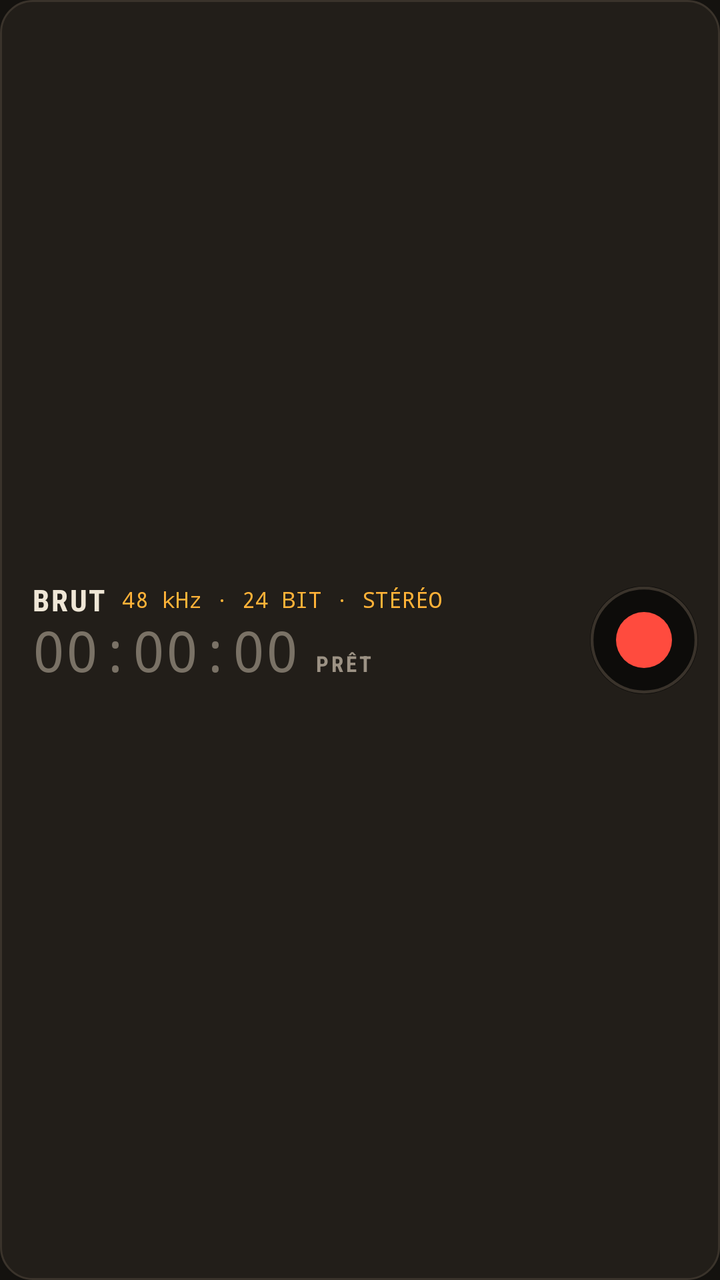
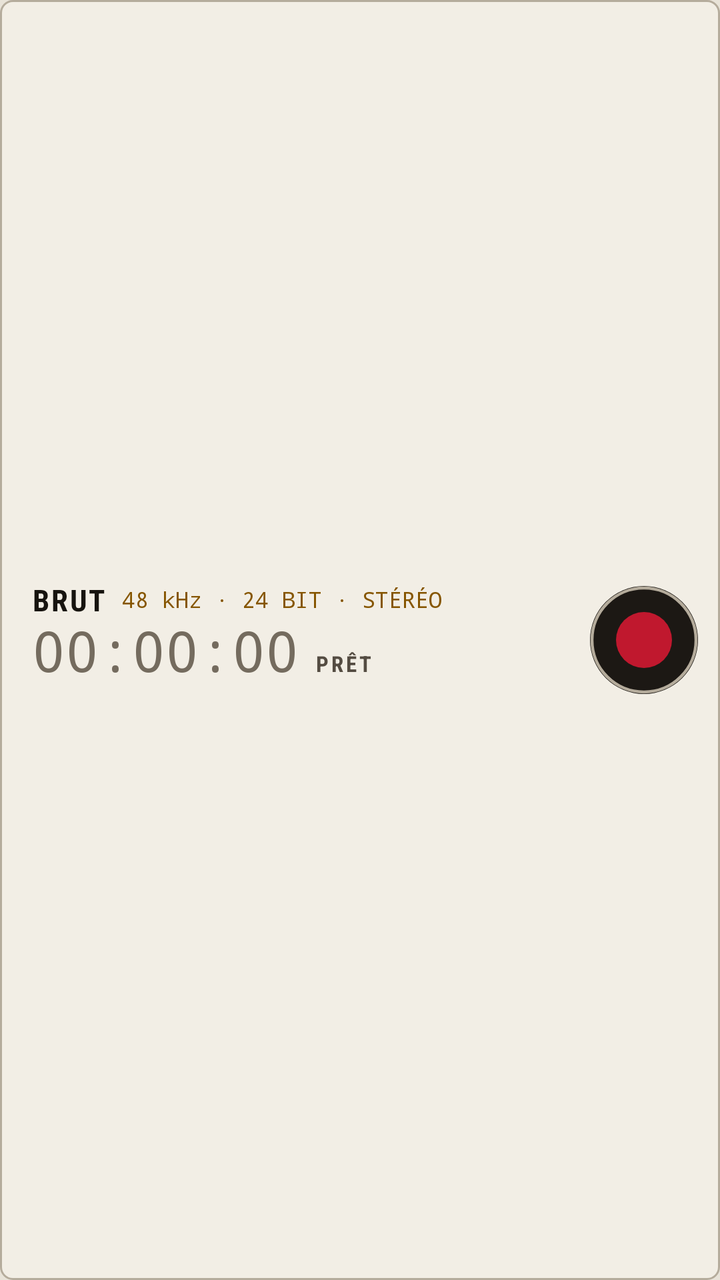

An Android layout rendered at two revisions. The XML below is the earlier revision; the diff shows what the commit changed to produce the second picture.
<!-- AndroidManifest.xml: application theme Theme.Brut -->
<!-- res/layout/widget_brut.xml -->
<?xml version="1.0" encoding="utf-8"?>
<LinearLayout xmlns:android="http://schemas.android.com/apk/res/android"
    android:id="@+id/widget_root"
    android:layout_width="match_parent"
    android:layout_height="match_parent"
    android:background="@drawable/widget_bg"
    android:gravity="center_vertical"
    android:orientation="horizontal"
    android:paddingStart="16dp"
    android:paddingTop="8dp"
    android:paddingEnd="10dp"
    android:paddingBottom="8dp">

    <LinearLayout
        android:layout_width="0dp"
        android:layout_height="wrap_content"
        android:layout_weight="1"
        android:orientation="vertical">

        <LinearLayout
            android:layout_width="match_parent"
            android:layout_height="wrap_content"
            android:gravity="center_vertical"
            android:orientation="horizontal">

            <TextView
                android:layout_width="wrap_content"
                android:layout_height="wrap_content"
                android:fontFamily="sans-serif-condensed"
                android:letterSpacing="0.06"
                android:text="@string/widget_brand"
                android:textColor="@color/brut_cream"
                android:textSize="15sp"
                android:textStyle="bold" />

            <TextView
                android:id="@+id/widget_format"
                android:layout_width="0dp"
                android:layout_height="wrap_content"
                android:layout_marginStart="8dp"
                android:layout_weight="1"
                android:ellipsize="end"
                android:fontFamily="monospace"
                android:maxLines="1"
                android:text="@string/widget_format_preview"
                android:textColor="@color/brut_amber"
                android:textSize="11sp" />

            <TextView
                android:id="@+id/widget_clip"
                android:layout_width="wrap_content"
                android:layout_height="wrap_content"
                android:background="@drawable/widget_recess"
                android:fontFamily="sans-serif-condensed"
                android:letterSpacing="0.12"
                android:paddingStart="6dp"
                android:paddingEnd="6dp"
                android:text="@string/widget_clip"
                android:textColor="@color/brut_red"
                android:textSize="11sp"
                android:textStyle="bold"
                android:visibility="gone" />
        </LinearLayout>

        <LinearLayout
            android:layout_width="match_parent"
            android:layout_height="wrap_content"
            android:baselineAligned="true"
            android:orientation="horizontal">

            <TextView
                android:id="@+id/widget_chrono"
                android:layout_width="wrap_content"
                android:layout_height="wrap_content"
                android:fontFamily="monospace"
                android:includeFontPadding="false"
                android:maxLines="1"
                android:text="@string/widget_chrono_zero"
                android:textColor="@color/brut_cream_faint"
                android:textSize="28sp" />

            <TextView
                android:id="@+id/widget_status"
                android:layout_width="wrap_content"
                android:layout_height="wrap_content"
                android:layout_marginStart="8dp"
                android:fontFamily="sans-serif-condensed"
                android:letterSpacing="0.12"
                android:maxLines="1"
                android:text="@string/widget_ready"
                android:textColor="@color/brut_cream_dim"
                android:textSize="11sp"
                android:textStyle="bold" />
        </LinearLayout>

        <ProgressBar
            android:id="@+id/widget_level"
            style="@android:style/Widget.ProgressBar.Horizontal"
            android:layout_width="match_parent"
            android:layout_height="4dp"
            android:layout_marginTop="3dp"
            android:max="100"
            android:progressDrawable="@drawable/widget_level"
            android:visibility="invisible" />
    </LinearLayout>

    <ImageView
        android:id="@+id/widget_marker"
        android:layout_width="50dp"
        android:layout_height="50dp"
        android:layout_marginStart="6dp"
        android:contentDescription="@string/action_marker"
        android:src="@drawable/widget_marker"
        android:visibility="gone" />

    <ImageView
        android:id="@+id/widget_rec"
        android:layout_width="56dp"
        android:layout_height="56dp"
        android:layout_marginStart="6dp"
        android:contentDescription="@string/tile_record"
        android:src="@drawable/widget_rec_idle" />
</LinearLayout>
<!-- resources referenced by this layout -->
<resources>
  <color name="brut_amber">#FFFFB238</color>
  <color name="brut_cream">#FFEFE6D6</color>
  <color name="brut_cream_dim">#FF9C9284</color>
  <color name="brut_cream_faint">#FF7A7266</color>
  <color name="brut_red">#FFFF4B3E</color>
  <!-- drawable widget_bg (drawable) -->
  <?xml version="1.0" encoding="utf-8"?>
  <shape xmlns:android="http://schemas.android.com/apk/res/android" android:shape="rectangle">
      <solid android:color="@color/brut_panel" />
      <stroke android:width="1dp" android:color="@color/brut_edge" />
      <corners android:radius="16dp" />
  </shape>
  <!-- drawable widget_level (drawable) -->
  <?xml version="1.0" encoding="utf-8"?>
  <layer-list xmlns:android="http://schemas.android.com/apk/res/android">
      <item android:id="@android:id/background">
          <shape android:shape="rectangle">
              <solid android:color="@color/brut_recess" />
              <corners android:radius="2dp" />
          </shape>
      </item>
      <item android:id="@android:id/progress">
          <clip>
              <shape android:shape="rectangle">
                  <solid android:color="@color/brut_amber" />
                  <corners android:radius="2dp" />
              </shape>
          </clip>
      </item>
  </layer-list>
  <!-- drawable widget_marker (drawable) -->
  <?xml version="1.0" encoding="utf-8"?>
  <vector xmlns:android="http://schemas.android.com/apk/res/android"
      android:width="56dp" android:height="56dp" android:viewportWidth="56" android:viewportHeight="56">
      <path android:fillColor="#FF0D0C0A" android:pathData="M28,1a27,27 0,1 1,0 54a27,27 0,1 1,0 -54z" />
      <path android:strokeColor="#FFFFB238" android:strokeWidth="2" android:pathData="M28,3a25,25 0,1 1,0 50a25,25 0,1 1,0 -50z" />
      <path android:fillColor="#FFFFB238" android:pathData="M18,21h20l-10,16z" />
  </vector>
  <!-- drawable widget_rec_idle (drawable) -->
  <?xml version="1.0" encoding="utf-8"?>
  <vector xmlns:android="http://schemas.android.com/apk/res/android"
      android:width="56dp" android:height="56dp" android:viewportWidth="56" android:viewportHeight="56">
      <path android:fillColor="#FF0D0C0A" android:pathData="M28,1a27,27 0,1 1,0 54a27,27 0,1 1,0 -54z" />
      <path android:strokeColor="#FF3A332B" android:strokeWidth="1.5" android:pathData="M28,2a26,26 0,1 1,0 52a26,26 0,1 1,0 -52z" />
      <path android:fillColor="#FFFF4B3E" android:pathData="M28,14a14,14 0,1 1,0 28a14,14 0,1 1,0 -28z" />
  </vector>
  <!-- drawable widget_recess (drawable) -->
  <?xml version="1.0" encoding="utf-8"?>
  <shape xmlns:android="http://schemas.android.com/apk/res/android" android:shape="rectangle">
      <solid android:color="@color/brut_recess" />
      <corners android:radius="4dp" />
  </shape>
  <string name="action_marker">Repère</string>
  <string name="tile_record">Enregistrer</string>
  <string name="widget_brand">BRUT</string>
  <string name="widget_chrono_zero" translatable="false">00:00:00</string>
  <string name="widget_clip">CLIP</string>
  <string name="widget_format_preview" translatable="false">48 kHz · 24 BIT · STÉRÉO</string>
  <string name="widget_ready">PRÊT</string>
  <style name="Theme.Brut" parent="android:Theme.Material.NoActionBar">
          <item name="android:windowBackground">@color/brut_graphite</item>
          <item name="android:statusBarColor">@android:color/transparent</item>
          <item name="android:navigationBarColor">@android:color/transparent</item>
          <item name="android:windowLightStatusBar">false</item>
      </style>
  <color name="brut_panel">#FF221E19</color>
  <color name="brut_edge">#FF3A332B</color>
  <color name="brut_recess">#FF0D0C0A</color>
  <color name="brut_graphite">#FF14120F</color>
</resources>

<!-- the commit's change to res/layout/widget_brut.xml (unified diff, before → after) -->
@@ -29,7 +29,7 @@
                 android:fontFamily="sans-serif-condensed"
                 android:letterSpacing="0.06"
                 android:text="@string/widget_brand"
-                android:textColor="@color/brut_cream"
+                android:textColor="@color/brut_ink"
                 android:textSize="15sp"
                 android:textStyle="bold" />
 
@@ -43,7 +43,7 @@
                 android:fontFamily="monospace"
                 android:maxLines="1"
                 android:text="@string/widget_format_preview"
-                android:textColor="@color/brut_amber"
+                android:textColor="@color/brut_accent"
                 android:textSize="11sp" />
 
             <TextView
@@ -56,7 +56,7 @@
                 android:paddingStart="6dp"
                 android:paddingEnd="6dp"
                 android:text="@string/widget_clip"
-                android:textColor="@color/brut_red"
+                android:textColor="@color/brut_clip"
                 android:textSize="11sp"
                 android:textStyle="bold"
                 android:visibility="gone" />
@@ -76,7 +76,7 @@
                 android:includeFontPadding="false"
                 android:maxLines="1"
                 android:text="@string/widget_chrono_zero"
-                android:textColor="@color/brut_cream_faint"
+                android:textColor="@color/brut_ink_faint"
                 android:textSize="28sp" />
 
             <TextView
@@ -88,7 +88,7 @@
                 android:letterSpacing="0.12"
                 android:maxLines="1"
                 android:text="@string/widget_ready"
-                android:textColor="@color/brut_cream_dim"
+                android:textColor="@color/brut_ink_dim"
                 android:textSize="11sp"
                 android:textStyle="bold" />
         </LinearLayout>
<!-- resource entries referenced after the edit -->
@@ -1,16 +1,16 @@
 <!-- resources referenced by this layout -->
 <resources>
-  <color name="brut_amber">#FFFFB238</color>
-  <color name="brut_cream">#FFEFE6D6</color>
-  <color name="brut_cream_dim">#FF9C9284</color>
-  <color name="brut_cream_faint">#FF7A7266</color>
-  <color name="brut_red">#FFFF4B3E</color>
+  <color name="brut_accent">#FF865600</color>
+  <color name="brut_clip">#FFC0182E</color>
+  <color name="brut_ink">#FF17140F</color>
+  <color name="brut_ink_dim">#FF544C42</color>
+  <color name="brut_ink_faint">#FF746B5E</color>
   <!-- drawable widget_bg (drawable) -->
   <?xml version="1.0" encoding="utf-8"?>
   <shape xmlns:android="http://schemas.android.com/apk/res/android" android:shape="rectangle">
-      <solid android:color="@color/brut_panel" />
+      <solid android:color="@color/brut_plate" />
       <stroke android:width="1dp" android:color="@color/brut_edge" />
-      <corners android:radius="16dp" />
+      <corners android:radius="6dp" />
   </shape>
   <!-- drawable widget_level (drawable) -->
   <?xml version="1.0" encoding="utf-8"?>
@@ -24,7 +24,7 @@
       <item android:id="@android:id/progress">
           <clip>
               <shape android:shape="rectangle">
-                  <solid android:color="@color/brut_amber" />
+                  <solid android:color="@color/brut_lamp" />
                   <corners android:radius="2dp" />
               </shape>
           </clip>
@@ -34,17 +34,17 @@
   <?xml version="1.0" encoding="utf-8"?>
   <vector xmlns:android="http://schemas.android.com/apk/res/android"
       android:width="56dp" android:height="56dp" android:viewportWidth="56" android:viewportHeight="56">
-      <path android:fillColor="#FF0D0C0A" android:pathData="M28,1a27,27 0,1 1,0 54a27,27 0,1 1,0 -54z" />
-      <path android:strokeColor="#FFFFB238" android:strokeWidth="2" android:pathData="M28,3a25,25 0,1 1,0 50a25,25 0,1 1,0 -50z" />
-      <path android:fillColor="#FFFFB238" android:pathData="M18,21h20l-10,16z" />
+      <path android:fillColor="@color/brut_metal" android:pathData="M28,1a27,27 0,1 1,0 54a27,27 0,1 1,0 -54z" />
+      <path android:strokeColor="@color/brut_lamp" android:strokeWidth="2" android:pathData="M28,3a25,25 0,1 1,0 50a25,25 0,1 1,0 -50z" />
+      <path android:fillColor="@color/brut_lamp" android:pathData="M18,21h20l-10,16z" />
   </vector>
   <!-- drawable widget_rec_idle (drawable) -->
   <?xml version="1.0" encoding="utf-8"?>
   <vector xmlns:android="http://schemas.android.com/apk/res/android"
       android:width="56dp" android:height="56dp" android:viewportWidth="56" android:viewportHeight="56">
-      <path android:fillColor="#FF0D0C0A" android:pathData="M28,1a27,27 0,1 1,0 54a27,27 0,1 1,0 -54z" />
-      <path android:strokeColor="#FF3A332B" android:strokeWidth="1.5" android:pathData="M28,2a26,26 0,1 1,0 52a26,26 0,1 1,0 -52z" />
-      <path android:fillColor="#FFFF4B3E" android:pathData="M28,14a14,14 0,1 1,0 28a14,14 0,1 1,0 -28z" />
+      <path android:fillColor="@color/brut_metal" android:pathData="M28,1a27,27 0,1 1,0 54a27,27 0,1 1,0 -54z" />
+      <path android:strokeColor="@color/brut_edge" android:strokeWidth="1.5" android:pathData="M28,2a26,26 0,1 1,0 52a26,26 0,1 1,0 -52z" />
+      <path android:fillColor="@color/brut_clip" android:pathData="M28,14a14,14 0,1 1,0 28a14,14 0,1 1,0 -28z" />
   </vector>
   <!-- drawable widget_recess (drawable) -->
   <?xml version="1.0" encoding="utf-8"?>
@@ -60,14 +60,15 @@
   <string name="widget_format_preview" translatable="false">48 kHz · 24 BIT · STÉRÉO</string>
   <string name="widget_ready">PRÊT</string>
   <style name="Theme.Brut" parent="android:Theme.Material.NoActionBar">
-          <item name="android:windowBackground">@color/brut_graphite</item>
+          <item name="android:windowBackground">@color/brut_facade</item>
           <item name="android:statusBarColor">@android:color/transparent</item>
           <item name="android:navigationBarColor">@android:color/transparent</item>
-          <item name="android:windowLightStatusBar">false</item>
       </style>
-  <color name="brut_panel">#FF221E19</color>
-  <color name="brut_edge">#FF3A332B</color>
-  <color name="brut_recess">#FF0D0C0A</color>
-  <color name="brut_graphite">#FF14120F</color>
+  <color name="brut_plate">#FFF2EEE5</color>
+  <color name="brut_edge">#FFB5AC9C</color>
+  <color name="brut_recess">#FFEBE6DC</color>
+  <color name="brut_lamp">#FFAF7300</color>
+  <color name="brut_metal">#FF1C1814</color>
+  <color name="brut_facade">#FFE8E3D8</color>
 </resources>
 
